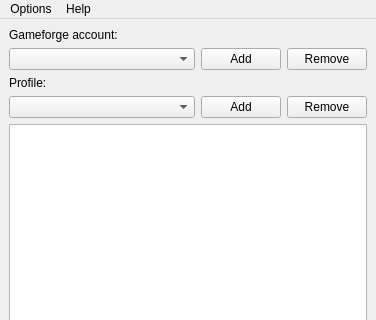
boupbeep/GflessClient, file Launcher/src/gui/mainwindow.ui: the form before one commit; both pictures show x 0 to 376 and y 0 to 320 of the 376 by 466 pixel window.
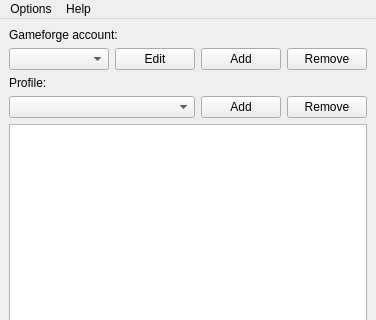
The form after the commit. Icons and pictures are not drawn.

Commit message: Add Edit button for Gameforge accounts

```diff
--- a/Launcher/src/gui/mainwindow.ui
+++ b/Launcher/src/gui/mainwindow.ui
@@ -29,10 +29,17 @@
        </widget>
       </item>
       <item>
-       <layout class="QHBoxLayout" name="horizontalLayout_2" stretch="1,0,0">
+       <layout class="QHBoxLayout" name="horizontalLayout_2" stretch="1,0,0,0">
         <item>
          <widget class="QComboBox" name="gameforgeAccountComboBox"/>
         </item>
+        <item>
+         <widget class="QPushButton" name="editGameforgeAccountButton">
+          <property name="text">
+           <string>Edit</string>
+          </property>
+         </widget>
+        </item>
         <item>
          <widget class="QPushButton" name="addGameforgeAccountButton">
           <property name="text">
```
The commit also changes 8 other files.
